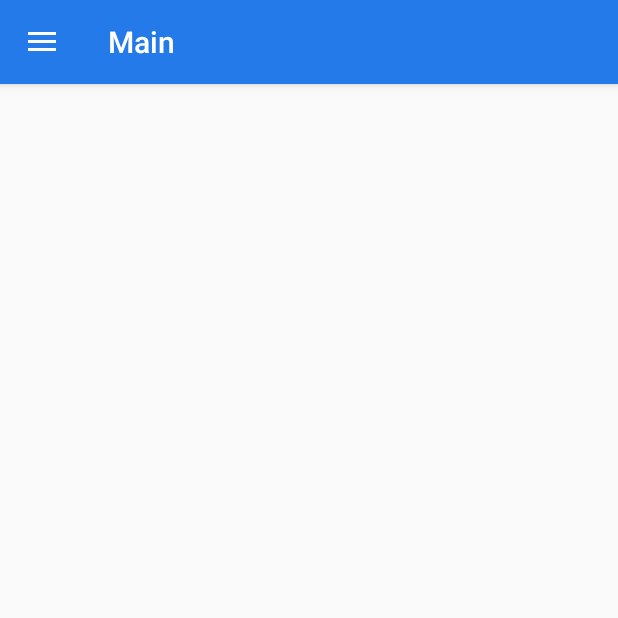
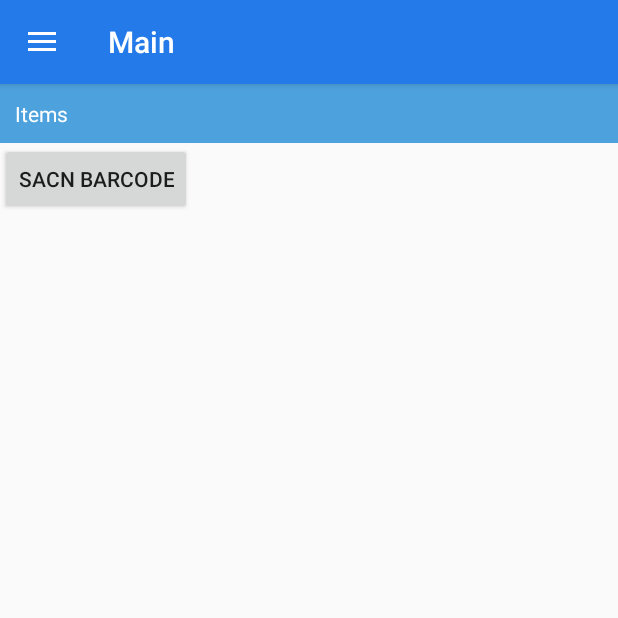
Before and after one commit to tanapone/SmartCashierAndroidProject, an Android app: the screen it shows after launch (MainActivity), on a phone screen of 412 x 824 dp, the top half of it. Run offline under Robolectric (Android 15) with nearby library versions, the phone set to English and light mode, and no system bars; libraries missing offline, so code that uses them is left out: com.google.zxing.integration.

Commit message:
version 1.1

```diff
--- a/app/src/main/java/com/example/tanapone/smartcashier/LoadingScreen.java
+++ b/app/src/main/java/com/example/tanapone/smartcashier/LoadingScreen.java
@@ -7,7 +7,7 @@ import android.os.Bundle;
 import android.view.Window;
 
 public class LoadingScreen extends Activity {
-    private static int SPLASH_TIME_OUT = 4000;
+    private static int SPLASH_TIME_OUT = 2000;
 
     @Override
     protected void onCreate(Bundle savedInstanceState) {
--- a/app/src/main/res/layout/activity_main.xml
+++ b/app/src/main/res/layout/activity_main.xml
@@ -1,11 +1,16 @@
 <?xml version="1.0" encoding="utf-8"?>
-<android.support.v4.widget.DrawerLayout xmlns:android="http://schemas.android.com/apk/res/android"
+<LinearLayout xmlns:android="http://schemas.android.com/apk/res/android"
     xmlns:app="http://schemas.android.com/apk/res-auto"
     xmlns:tools="http://schemas.android.com/tools"
     android:layout_width="match_parent"
     android:layout_height="match_parent"
-    android:id="@+id/drawer"
-    tools:context="com.example.tanapone.smartcashier.MainActivity">
+    tools:context="com.example.tanapone.smartcashier.MainActivity"
+    android:orientation="vertical">
+
+<android.support.v4.widget.DrawerLayout
+    android:layout_width="match_parent"
+    android:layout_height="match_parent"
+    android:id="@+id/drawer">
 
     <android.support.design.widget.NavigationView
         android:layout_width="wrap_content"
@@ -16,7 +21,34 @@
         app:menu="@menu/drawermenu"
         android:layout_gravity="start"
         >
-
     </android.support.design.widget.NavigationView>
 
+    <LinearLayout
+        android:layout_width="match_parent"
+        android:layout_height="wrap_content"
+        android:orientation="vertical">
+        <TextView
+            android:layout_width="match_parent"
+            android:layout_height="wrap_content"
+            android:text="@string/item"
+            android:textColor="@color/colorWhite"
+            android:background="#4DA2DE"
+            android:padding="10dp"/>
+        <ScrollView
+            android:layout_width="match_parent"
+            android:layout_height="wrap_content">
+            <LinearLayout
+                android:layout_width="match_parent"
+                android:layout_height="wrap_content">
+                <Button
+                    android:layout_width="wrap_content"
+                    android:layout_height="wrap_content"
+                    android:text="@string/scanBtn"
+                    android:id="@+id/scanBtn"/>
+            </LinearLayout>
+        </ScrollView>
+    </LinearLayout>
+
 </android.support.v4.widget.DrawerLayout>
+
+</LinearLayout>
--- a/app/src/main/res/values/strings.xml
+++ b/app/src/main/res/values/strings.xml
@@ -6,6 +6,8 @@
     <string name="menu_searchProduct">Search prodcut</string>
     <string name="menu_dashboard">Dashboard</string>
     <string name="menu_logout">Sign out</string>
+    <string name="item">Items</string>
+    <string name="scanBtn">Sacn barcode</string>
     <string name="open">Open</string>
     <string name="close">Close</string>
 </resources>
```
Also changed, not shown: app/src/main/java/com/example/tanapone/smartcashier/MainActivity.java (+41 -0 lines), app/src/main/java/com/example/tanapone/smartcashier/Order.java (added, +47 -0 lines), app/src/main/java/com/example/tanapone/smartcashier/Product.java (added, +44 -0 lines), app/src/main/java/com/example/tanapone/smartcashier/Store.java (added, +55 -0 lines), 1 other file. Lines whose indentation alone changed are shown as unchanged.
